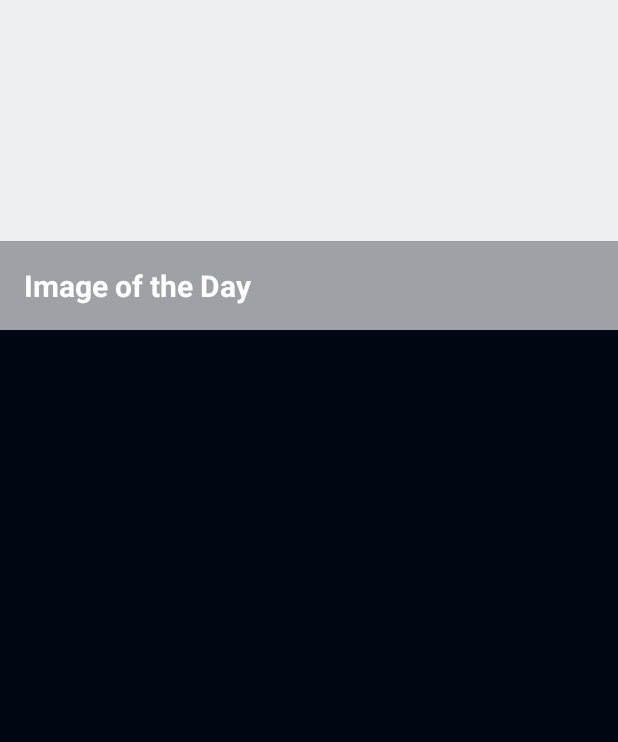
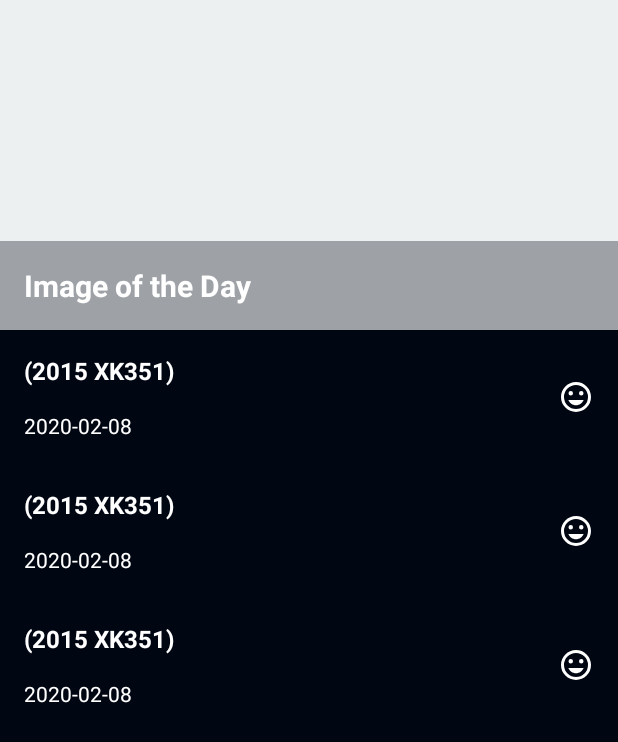
Before and after one commit to schlalek/udacity-asteroid-radar, an Android app: the layout fragment_main.xml on its own in the app's theme, with its tools: preview values and no code run, on a phone screen of 412 x 824 dp. Shown: the top 742 px of the screen. Run offline under Robolectric (Android 15) with nearby library versions, the phone set to English and light mode, and no system bars.

Commit message:
version 1

```diff
--- a/app/src/main/AndroidManifest.xml
+++ b/app/src/main/AndroidManifest.xml
@@ -6,8 +6,8 @@
     <uses-permission android:name="android.permission.ACCESS_NETWORK_STATE" />
 
     <application
+        android:name=".AsteroidApplication"
         android:allowBackup="true"
-        android:name=".AsteroidApplication"
         android:icon="@mipmap/ic_launcher"
         android:label="@string/app_name"
         android:roundIcon="@mipmap/ic_launcher_round"
--- a/app/src/main/java/com/udacity/asteroidradar/BindingAdapters.kt
+++ b/app/src/main/java/com/udacity/asteroidradar/BindingAdapters.kt
@@ -20,8 +20,13 @@ fun bindAsteroidStatusImage(imageView: ImageView, isHazardous: Boolean) {
 fun bindDetailsStatusImage(imageView: ImageView, isHazardous: Boolean) {
     if (isHazardous) {
         imageView.setImageResource(R.drawable.asteroid_hazardous)
+        imageView.contentDescription =
+            imageView.context.getString(R.string.potentially_hazardous_asteroid_image)
     } else {
         imageView.setImageResource(R.drawable.asteroid_safe)
+        imageView.contentDescription =
+            imageView.context.getString(R.string.not_hazardous_asteroid_image)
+
     }
 }
 
--- a/app/src/main/res/layout/fragment_main.xml
+++ b/app/src/main/res/layout/fragment_main.xml
@@ -1,6 +1,7 @@
 <?xml version="1.0" encoding="utf-8"?>
 <layout xmlns:android="http://schemas.android.com/apk/res/android"
-    xmlns:app="http://schemas.android.com/apk/res-auto">
+    xmlns:app="http://schemas.android.com/apk/res-auto"
+    xmlns:tools="http://schemas.android.com/tools">
 
     <data>
 
@@ -28,8 +29,9 @@
                 android:layout_width="match_parent"
                 android:layout_height="match_parent"
                 android:adjustViewBounds="true"
+                android:contentDescription="@{viewModel.imageOfDay.title}"
                 android:scaleType="centerCrop"
-                app:imageUrl="@{viewModel.imageOfDay}"
+                app:imageUrl="@{viewModel.imageOfDay.url}"
                 app:srcCompat="@drawable/placeholder_picture_of_day" />
 
             <TextView
@@ -38,6 +40,7 @@
                 android:layout_height="wrap_content"
                 android:layout_gravity="bottom"
                 android:background="#55010613"
+                android:contentDescription="@string/image_of_the_day"
                 android:padding="16dp"
                 android:text="@string/image_of_the_day"
                 android:textColor="@android:color/white"
@@ -49,13 +52,15 @@
             android:id="@+id/asteroid_recycler"
             android:layout_width="0dp"
             android:layout_height="0dp"
+            android:contentDescription="@string/this_is_nasa_s_picture_of_day_showing_nothing_yet"
             app:layoutManager="androidx.recyclerview.widget.LinearLayoutManager"
             app:layout_constraintBottom_toBottomOf="parent"
             app:layout_constraintEnd_toEndOf="parent"
             app:layout_constraintHorizontal_bias="0.0"
             app:layout_constraintStart_toStartOf="parent"
             app:layout_constraintTop_toBottomOf="@+id/activity_main_image_of_the_day_layout"
-            app:layout_constraintVertical_bias="0.0" />
+            app:layout_constraintVertical_bias="0.0"
+            tools:listitem="@layout/list_item_asteroid" />
 
         <ProgressBar
             android:id="@+id/status_loading_wheel"
--- a/app/src/main/res/layout/list_item_asteroid.xml
+++ b/app/src/main/res/layout/list_item_asteroid.xml
@@ -4,6 +4,7 @@
     xmlns:tools="http://schemas.android.com/tools">
 
     <data>
+
         <variable
             name="asteroid"
             type="com.udacity.asteroidradar.Asteroid" />
@@ -11,15 +12,17 @@
 
     <androidx.constraintlayout.widget.ConstraintLayout
         android:layout_width="match_parent"
-        android:layout_height="match_parent"
-        tools:layout_height="80dp"
-        android:background="@color/app_background">
+        android:layout_height="wrap_content"
+        android:background="@color/app_background"
+        android:contentDescription="@{asteroid.codename}">
 
         <TextView
             android:id="@+id/text_name"
             android:layout_width="wrap_content"
             android:layout_height="wrap_content"
             android:layout_marginStart="16dp"
+            android:layout_marginTop="16dp"
+            android:layout_marginBottom="8dp"
             android:text="@{asteroid.codename}"
             android:textColor="@color/default_text_color"
             android:textSize="16sp"
@@ -34,22 +37,24 @@
             android:layout_width="wrap_content"
             android:layout_height="wrap_content"
             android:layout_marginStart="16dp"
+            android:layout_marginTop="8dp"
+            android:layout_marginBottom="16dp"
+            android:text="@{asteroid.closeApproachDate}"
             android:textColor="@color/default_text_color"
-            android:text="@{asteroid.closeApproachDate}"
             app:layout_constraintBottom_toBottomOf="parent"
             app:layout_constraintStart_toStartOf="parent"
             app:layout_constraintTop_toBottomOf="@+id/text_name"
-            tools:text="2020-02-08"/>
+            tools:text="2020-02-08" />
 
         <ImageView
             android:id="@+id/image_hazardous"
             android:layout_width="wrap_content"
             android:layout_height="wrap_content"
-            android:layout_marginEnd="16dp"
+            android:layout_margin="16dp"
             app:layout_constraintBottom_toBottomOf="parent"
             app:layout_constraintEnd_toEndOf="parent"
             app:layout_constraintTop_toTopOf="parent"
-            tools:srcCompat="@drawable/ic_status_normal"
-            app:statusIcon="@{asteroid.potentiallyHazardous}"/>
+            app:statusIcon="@{asteroid.potentiallyHazardous}"
+            tools:srcCompat="@drawable/ic_status_normal" />
     </androidx.constraintlayout.widget.ConstraintLayout>
 </layout>
--- a/app/src/main/res/menu/main_overflow_menu.xml
+++ b/app/src/main/res/menu/main_overflow_menu.xml
@@ -2,12 +2,12 @@
 
 <menu xmlns:android="http://schemas.android.com/apk/res/android">
     <item
-        android:id="@+id/show_all_menu"
+        android:id="@+id/show_week_menu"
         android:title="@string/next_week_asteroids" />
     <item
-        android:id="@+id/show_rent_menu"
+        android:id="@+id/show_today_menu"
         android:title="@string/today_asteroids" />
     <item
-        android:id="@+id/show_buy_menu"
+        android:id="@+id/show_saved_menu"
         android:title="@string/saved_asteroids" />
 </menu>
```
Also changed, not shown: app/src/main/java/com/udacity/asteroidradar/AsteroidApplication.kt (+36 -0 lines), app/src/main/java/com/udacity/asteroidradar/database/Room.kt (+7 -2 lines), app/src/main/java/com/udacity/asteroidradar/main/AsteroidListAdapter.kt (+7 -1 lines), app/src/main/java/com/udacity/asteroidradar/main/MainFragment.kt (+41 -3 lines), app/src/main/java/com/udacity/asteroidradar/main/MainViewModel.kt (+38 -5 lines), app/src/main/java/com/udacity/asteroidradar/main/MainViewModelFactory.kt (deleted, +0 -18 lines), app/src/main/java/com/udacity/asteroidradar/repository/AsteroidRepository.kt (+41 -5 lines), app/src/main/java/com/udacity/asteroidradar/work/RefreshDataWorker.kt (added, +26 -0 lines), app/src/main/res/layout/fragment_detail.xml (+9 -0 lines).
